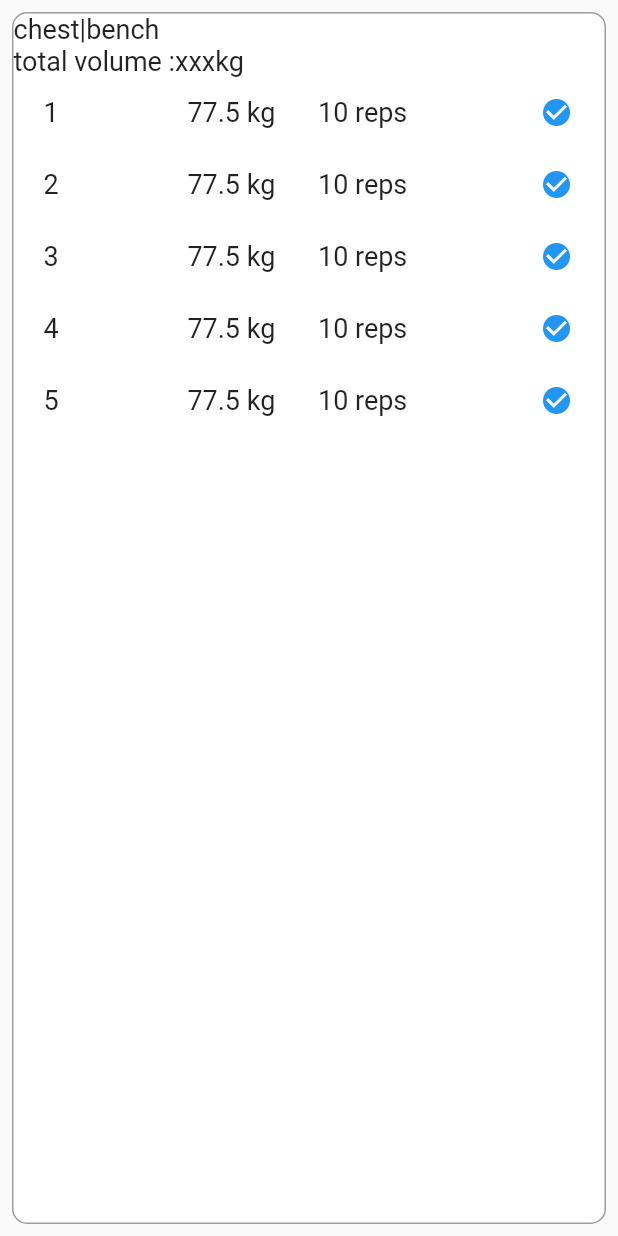
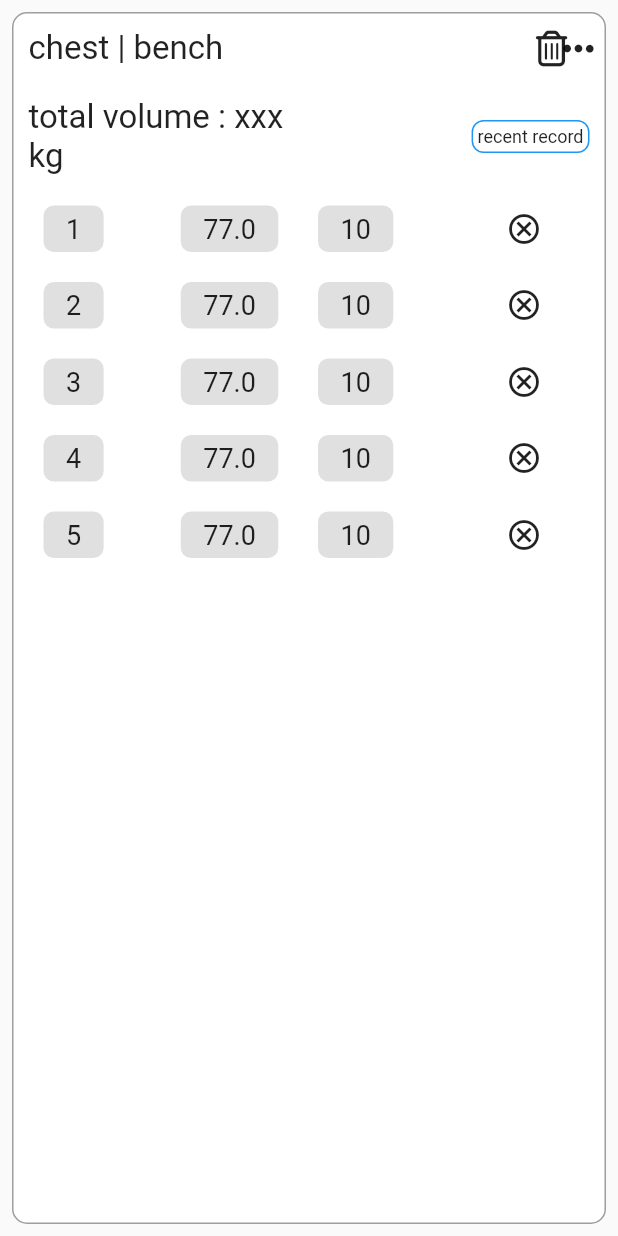
Before and after one commit to ssadakk/workout_history, a Flutter app: the RecordDetailCard widget shown alone on an empty page, opened directly, on a phone screen of 412 x 824 dp. Run offline on Flutter 3.47's test engine with Material 2 defaults, Android fonts, the phone set to English and light mode, and no system bars; our stand-ins replace font_awesome_flutter, logger, table_calendar.

Commit message:
add edit page

```diff
--- a/lib/utils/constants.dart
+++ b/lib/utils/constants.dart
@@ -4,11 +4,15 @@ import 'package:flutter/material.dart';
 
 //TextStyle
 const double cellFontSize = 18;
+const double cellTitleFontSize = 22;
 
 const TextStyle cellTextStyle = TextStyle(fontSize: cellFontSize);
+const TextStyle cellTitleTextStyle = TextStyle(fontSize: cellTitleFontSize);
+const TextStyle editCalendarTitleStyle = TextStyle(fontSize: 30);
 
+//Padding
+const EdgeInsets paddingEditBg = EdgeInsets.only(left: 15, right: 15, top: 5, bottom: 5);
 
-// Alignment
-const Align alignCenterLeft = Align(alignment: Alignment.centerLeft,);
-const Align alignCenter = Align(alignment: Alignment.center,);
-const Align alignCenterRight = Align(alignment: Alignment.centerRight,);
+//Decoration
+const BoxDecoration boxDecoEditBg = BoxDecoration(borderRadius: BorderRadius.all(Radius.circular(7)), color: Colors.black12);
+const BoxDecoration boxDecoEmpty = BoxDecoration();
--- a/lib/view/calendar/record_detail_card.dart
+++ b/lib/view/calendar/record_detail_card.dart
@@ -1,11 +1,17 @@
 import 'package:flutter/material.dart';
 import 'package:font_awesome_flutter/font_awesome_flutter.dart';
 import 'package:workout_history/utils/constants.dart';
+import 'package:workout_history/view/calendar/record_detail_edit_row.dart';
 import 'package:workout_history/view/calendar/record_detail_row.dart';
 
-class RecordDetailCard extends StatelessWidget {
+class RecordDetailCard extends StatefulWidget {
   const RecordDetailCard({Key? key}) : super(key: key);
 
+  @override
+  State<RecordDetailCard> createState() => _RecordDetailCardState();
+}
+
+class _RecordDetailCardState extends State<RecordDetailCard> {
   @override
   Widget build(BuildContext context) {
     return Padding(
@@ -20,26 +26,60 @@ class RecordDetailCard extends StatelessWidget {
         ),
         child: Column(
           children: [
-            Row(
-              children: [
-                Text('chest', style: cellTextStyle,),
-                Text('|', style: cellTextStyle,),
-                Text('bench', style: cellTextStyle,),
-              ],
+            Padding(
+              padding: const EdgeInsets.all(10.0),
+              child: Row(
+                children: [
+                  Expanded(
+                    flex: 19,
+                      child: Text(
+                    'chest | bench ',
+                    style: cellTitleTextStyle,
+                  )),
+                  Expanded(
+                    flex: 1,
+                      child: FaIcon(FontAwesomeIcons.trashCan)),
+                  Expanded(
+                    flex: 1,
+                      child: FaIcon(FontAwesomeIcons.ellipsis),
+                  ),
+                ],
+              ),
             ),
-            Row(
-              children: [
-                Text('total volume ', style: cellTextStyle,),
-                Text(':', style: cellTextStyle,),
-                Text('xxxkg', style: cellTextStyle,),
-              ],
+            Padding(
+              padding: const EdgeInsets.all(10.0),
+              child: Row(
+                children: [
+                  Expanded(
+                      child: Text(
+                    'total volume : xxx kg',
+                    style: cellTitleTextStyle,
+                  )),
+                  Expanded(
+                      child: Align(
+                          alignment: Alignment.centerRight,
+                          child: Container(
+                            decoration: BoxDecoration(
+                              border: Border.all(color: Colors.blue),
+                              borderRadius: BorderRadius.all(Radius.circular(8))
+                            ),
+                            child: Padding(
+                              padding: const EdgeInsets.all(3.0),
+                              child: Text(
+                                'recent record',
+                                style: TextStyle(fontSize: 12),
+                              ),
+                            ),
+                          ))),
+                ],
+              ),
             ),
             ListView.builder(
                 physics: NeverScrollableScrollPhysics(),
                 shrinkWrap: true,
                 itemCount: 5,
                 itemBuilder: (BuildContext context, int index) {
-                  return RecordDetailRow(index + 1, 77.5, 10, true);
+                  return RecordDetailEditRow(index + 1, 77, 10, true);
                 }),
           ],
         ),
--- /dev/null
+++ b/lib/view/calendar/record_detail_edit_row.dart
@@ -0,0 +1,72 @@
+import 'package:flutter/material.dart';
+import 'package:workout_history/utils/logger.dart';
+
+import '../../utils/constants.dart';
+
+class RecordDetailEditRow extends StatefulWidget {
+  const RecordDetailEditRow(
+    this._index,
+    this._weight,
+    this._reps,
+    this._done, {
+    Key? key,
+  }) : super(key: key);
+  final int _index;
+  final double _weight;
+  final int _reps;
+  final bool _done;
+
+  @override
+  State<RecordDetailEditRow> createState() => _RecordDetailEditRowState();
+}
+
+class _RecordDetailEditRowState extends State<RecordDetailEditRow> {
+  @override
+  Widget build(BuildContext context) {
+    return Padding(
+      padding: const EdgeInsets.only(left: 20.0, right: 8.0, top: 10, bottom: 10),
+      child: Row(
+        children: [
+          Expanded(
+            child: Align(
+              alignment: Alignment.centerLeft,
+              child: Container(
+                  padding: paddingEditBg,
+                  decoration: boxDecoEditBg,
+                  child: Text('${widget._index}', style: cellTextStyle)),
+            ),
+          ),
+          Expanded(
+            child: GestureDetector(
+              child: Align(
+                alignment: Alignment.centerLeft,
+                child: Container(
+                    padding: paddingEditBg,
+                    decoration: boxDecoEditBg,
+                    child: Text('${widget._weight}', style: cellTextStyle)),
+              ),
+              onTap: (){
+                Log.d('weight on tapped!!');
+              },
+            ),
+          ),
+          Expanded(
+            child: Align(
+                alignment: Alignment.centerLeft,
+                child: Container(
+                    padding: paddingEditBg,
+                    decoration: boxDecoEditBg,
+                    child: Text('${widget._reps}', style: cellTextStyle))),
+          ),
+          Expanded(
+              child: Align(
+              alignment: Alignment.center,
+              child: Container(
+                child: Icon(Icons.cancel_outlined),
+              ),
+          )),
+        ],
+      ),
+    );
+  }
+}
```
Also changed, not shown: lib/view/calendar/record_simple_list.dart (+10 -1 lines), lib/view/home_view.dart (+2 -69 lines), lib/view/record_edit_view.dart (added, +107 -0 lines).
